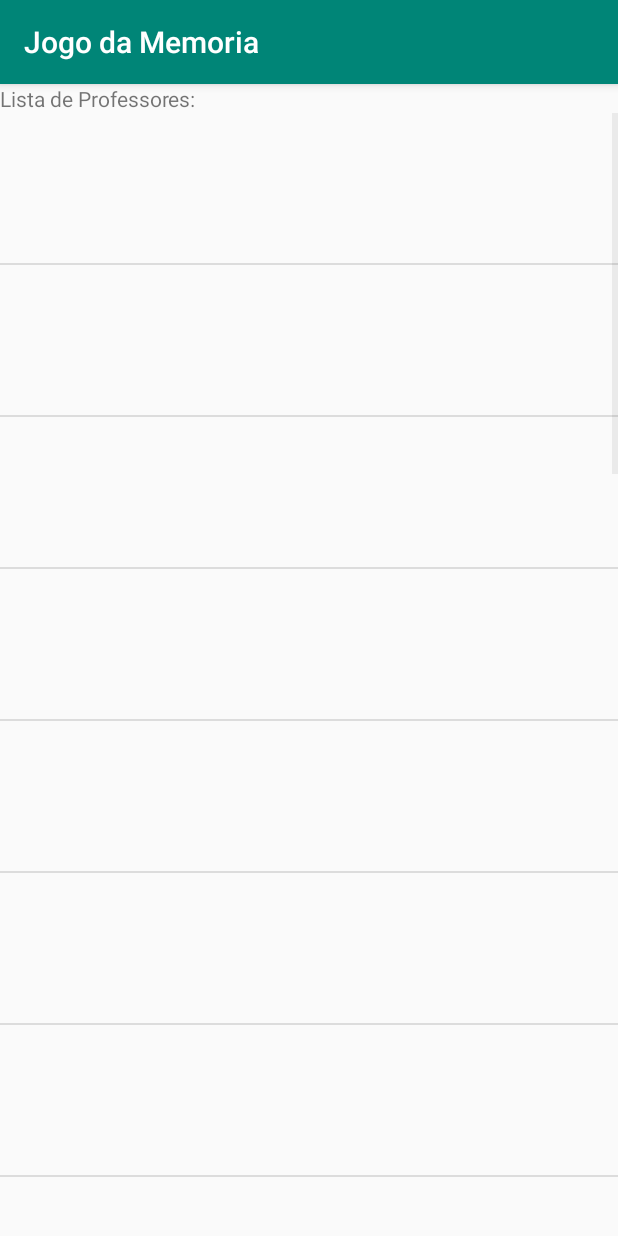
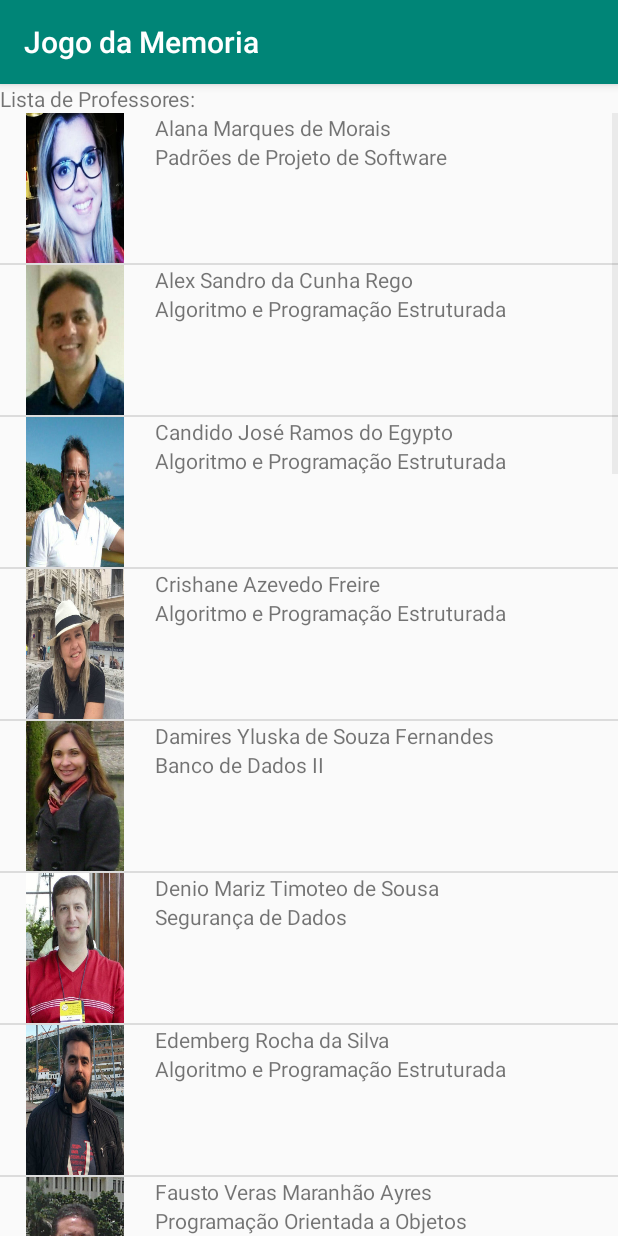
Before and after one commit to Tales313/Jogo-da-Memoria, an Android app: the ListagemActivity screen opened directly, with no data from a screen before it, on a phone screen of 412 x 824 dp. Run offline under Robolectric (Android 15) with nearby library versions, the phone set to English and light mode, and no system bars.

Commit message:
finalizando listagem

```diff
--- a/app/src/main/java/com/example/jogodamemoria/ListagemActivity.kt
+++ b/app/src/main/java/com/example/jogodamemoria/ListagemActivity.kt
@@ -10,7 +10,6 @@ import android.widget.BaseAdapter
 import android.widget.ImageView
 import android.widget.ListView
 import android.widget.TextView
-import org.w3c.dom.Text
 
 class ListagemActivity : AppCompatActivity() {
     private lateinit var listagemLvProfessores: ListView
@@ -24,7 +23,7 @@ class ListagemActivity : AppCompatActivity() {
     }
 
     private class ListExampleAdapter(context: Context) : BaseAdapter() {
-        internal var sList = arrayOf(
+        internal var professores = arrayOf(
             Professor(
                 "Alana Marques de Morais",
                 "Padrões de Projeto de Software",
@@ -141,18 +140,18 @@ class ListagemActivity : AppCompatActivity() {
                 R.drawable.valeria
             )
         )
-        private val mInflator: LayoutInflater
+        private val inflator: LayoutInflater
 
         init {
-            this.mInflator = LayoutInflater.from(context)
+            this.inflator = LayoutInflater.from(context)
         }
 
         override fun getCount(): Int {
-            return sList.size
+            return professores.size
         }
 
         override fun getItem(position: Int): Any {
-            return sList[position]
+            return professores[position]
         }
 
         override fun getItemId(position: Int): Long {
@@ -160,41 +159,21 @@ class ListagemActivity : AppCompatActivity() {
         }
 
         override fun getView(position: Int, convertView: View?, parent: ViewGroup): View? {
-            val view = this.mInflator.inflate(R.layout.activity_professor, parent, false)
+            val view = this.inflator.inflate(R.layout.activity_professor, parent, false)
 
-            var profIvFoto = findViewById(R.id.profIvFoto) as ImageView
-            var profTvNome = findViewById(R.id.profTvNome) as TextView
-            var profTvDisciplina = findViewById(R.id.profTvDisciplina) as TextView
+            val profIvFoto = view.findViewById(R.id.profIvFoto) as ImageView
+            val profTvNome = view.findViewById(R.id.profTvNome) as TextView
+            val profTvDisciplina = view.findViewById(R.id.profTvDisciplina) as TextView
 
-            var prof = sList[position]
+            val prof = professores[position]
 
             profIvFoto.setImageResource(prof.foto)
             profTvNome.text = prof.nome
             profTvDisciplina.text = prof.disciplina
 
+            profIvFoto.setImageResource(prof.foto)
+
             return view
-
-//            val view: View?
-//            val vh: ListRowHolder
-//            if (convertView == null) {
-//                view = this.mInflator.inflate(R.layout.activity_listagem, parent, false)
-//                vh = ListRowHolder(view)
-//                view.tag = vh
-//            } else {
-//                view = convertView
-//                vh = view.tag as ListRowHolder
-//            }
-//
-//            vh.label.text = sList[position].toString()
-//            return view
         }
     }
-
-//    private class ListRowHolder(row: View?) {
-//        public val label: TextView
-//
-//        init {
-//            this.label = row?.findViewById(R.id.label) as TextView
-//        }
-//    }
 }
```
